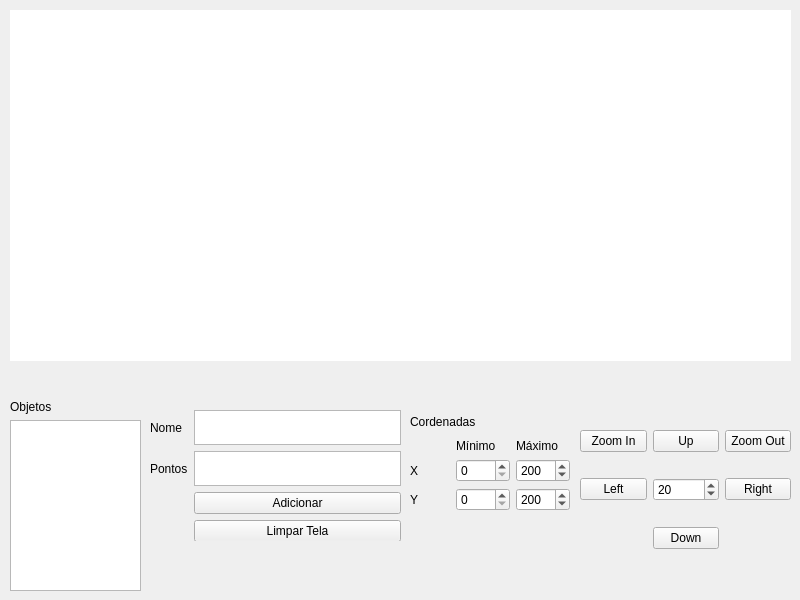
Before: the Qt Designer form src/template.ui in Baldessar/INE5420, drawn with Qt 5.
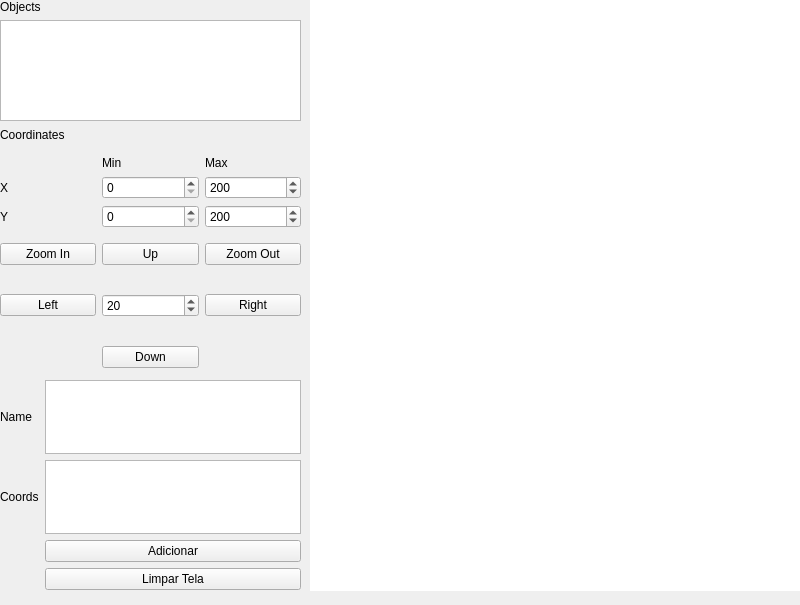
After: the same form once the commit is applied.

```diff
--- a/src/template.ui
+++ b/src/template.ui
@@ -7,7 +7,7 @@
     <x>0</x>
     <y>0</y>
     <width>800</width>
-    <height>600</height>
+    <height>605</height>
    </rect>
   </property>
   <property name="windowTitle">
@@ -19,10 +19,10 @@
   <widget class="QWidget" name="gridLayoutWidget">
    <property name="geometry">
     <rect>
-     <x>580</x>
-     <y>410</y>
-     <width>211</width>
-     <height>159</height>
+     <x>0</x>
+     <y>220</y>
+     <width>301</width>
+     <height>171</height>
     </rect>
    </property>
    <layout class="QGridLayout" name="gridLayout">
@@ -80,10 +80,10 @@
   <widget class="QWidget" name="drawArea" native="true">
    <property name="geometry">
     <rect>
-     <x>10</x>
-     <y>10</y>
-     <width>781</width>
-     <height>351</height>
+     <x>310</x>
+     <y>0</y>
+     <width>491</width>
+     <height>591</height>
     </rect>
    </property>
    <property name="palette">
@@ -535,17 +535,17 @@
   <widget class="QWidget" name="verticalLayoutWidget">
    <property name="geometry">
     <rect>
-     <x>410</x>
-     <y>410</y>
-     <width>160</width>
-     <height>101</height>
+     <x>0</x>
+     <y>120</y>
+     <width>301</width>
+     <height>108</height>
     </rect>
    </property>
    <layout class="QVBoxLayout" name="verticalLayout">
     <item>
      <widget class="QLabel" name="label_2">
       <property name="text">
-       <string>Cordenadas</string>
+       <string>Coordinates</string>
       </property>
      </widget>
     </item>
@@ -554,7 +554,7 @@
       <item row="0" column="2">
        <widget class="QLabel" name="label_4">
         <property name="text">
-         <string>Máximo</string>
+         <string>Max</string>
         </property>
        </widget>
       </item>
@@ -582,7 +582,7 @@
       <item row="0" column="1">
        <widget class="QLabel" name="label_3">
         <property name="text">
-         <string>Mínimo</string>
+         <string>Min</string>
         </property>
        </widget>
       </item>
@@ -623,17 +623,17 @@
   <widget class="QWidget" name="verticalLayoutWidget_2">
    <property name="geometry">
     <rect>
-     <x>10</x>
-     <y>400</y>
-     <width>131</width>
-     <height>191</height>
+     <x>0</x>
+     <y>0</y>
+     <width>301</width>
+     <height>121</height>
     </rect>
    </property>
    <layout class="QVBoxLayout" name="verticalLayout_2">
     <item>
      <widget class="QLabel" name="label">
       <property name="text">
-       <string>Objetos</string>
+       <string>Objects</string>
       </property>
      </widget>
     </item>
@@ -645,10 +645,10 @@
   <widget class="QWidget" name="gridLayoutWidget_3">
    <property name="geometry">
     <rect>
-     <x>150</x>
-     <y>410</y>
-     <width>251</width>
-     <height>131</height>
+     <x>0</x>
+     <y>380</y>
+     <width>301</width>
+     <height>210</height>
     </rect>
    </property>
    <layout class="QGridLayout" name="gridLayout_3">
@@ -658,16 +658,12 @@
     <item row="2" column="0">
      <widget class="QLabel" name="label_8">
       <property name="text">
-       <string>Pontos</string>
+       <string>Coords</string>
       </property>
      </widget>
     </item>
-    <item row="0" column="0">
-     <widget class="QLabel" name="label_7">
-      <property name="text">
-       <string>Nome</string>
-      </property>
-     </widget>
+    <item row="2" column="2">
+     <widget class="QPlainTextEdit" name="shapePointsInput"/>
     </item>
     <item row="4" column="2">
      <widget class="QPushButton" name="buttonAddShape">
@@ -683,6 +679,13 @@
       </property>
      </widget>
     </item>
+    <item row="0" column="0">
+     <widget class="QLabel" name="label_7">
+      <property name="text">
+       <string>Name</string>
+      </property>
+     </widget>
+    </item>
     <item row="0" column="2">
      <widget class="QTextEdit" name="shapeNameInput"/>
     </item>
```
Left out of the diff: 3 changed lines with no effect on the pictures.
